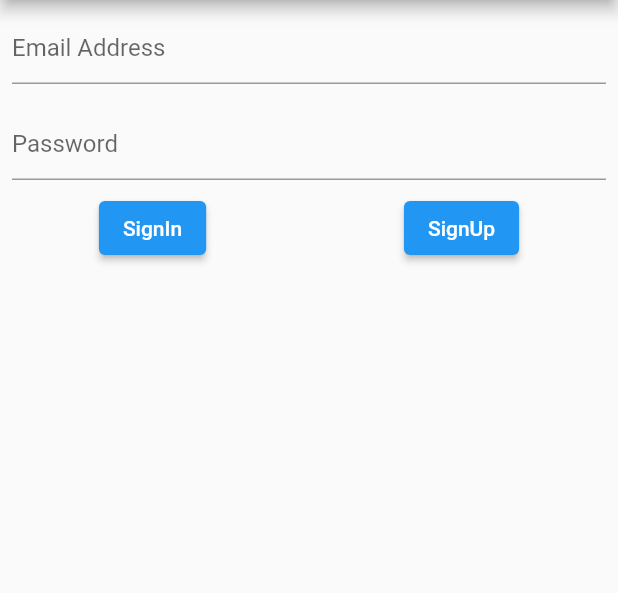
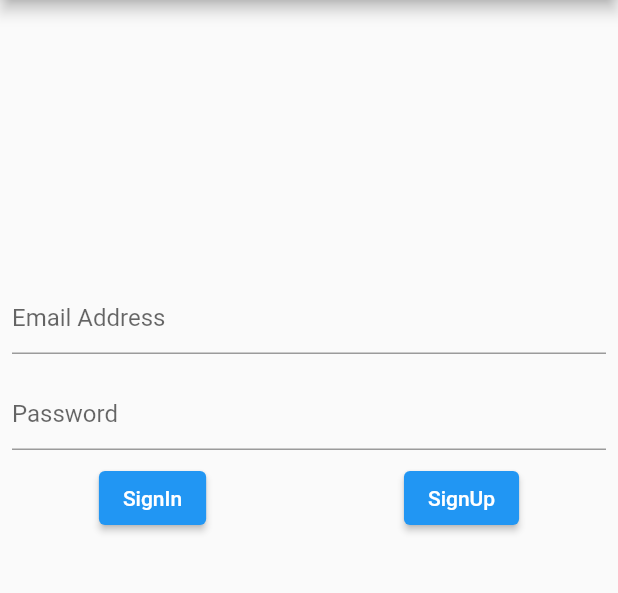
Before and after one commit to aron5073/assignment, a Flutter app: the screen it shows after launch, on a phone screen of 412 x 824 dp, the part 84-677 px from its top. Run offline on Flutter 3.47's test engine with Material 2 defaults, Android fonts, the phone set to English and light mode, and no system bars; our stand-ins replace cloud_firestore, firebase_auth, firebase_core, fluttertoast; accounts and stored records are empty.

Commit message:
minor change in the ui

```diff
--- a/lib/src/app.dart
+++ b/lib/src/app.dart
@@ -5,12 +5,13 @@ class App extends StatelessWidget {
   @override
   Widget build(BuildContext context) {
     return MaterialApp(
+      debugShowCheckedModeBanner: false,
       title: 'login app',
       theme: ThemeData(
         accentColor: Colors.orange,
         primarySwatch: Colors.blue,
       ),
-      home: LoginScreen(),
+      home: SafeArea(child: LoginScreen()),
     );
   }
 }
--- a/lib/src/screens/database.dart
+++ b/lib/src/screens/database.dart
@@ -25,6 +25,7 @@ Future<void> userSetup(
       FirebaseFirestore.instance.collection('expenseTracker');
 
   expenseCollection.add(demoData);
+
   return;
 }
 
--- a/lib/src/screens/login.dart
+++ b/lib/src/screens/login.dart
@@ -23,6 +23,9 @@ class _LoginScreenState extends State<LoginScreen> {
       ),
       body: Column(
         children: [
+          SizedBox(
+            height: 180,
+          ),
           Padding(
             padding: const EdgeInsets.all(8.0),
             child: TextField(
```
